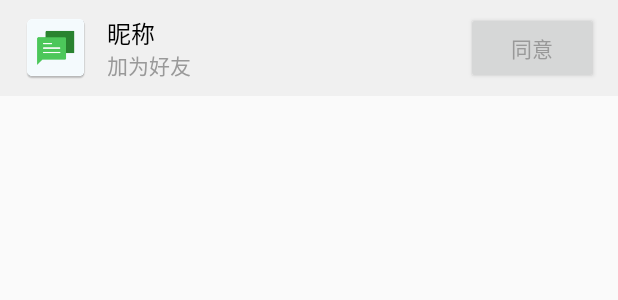
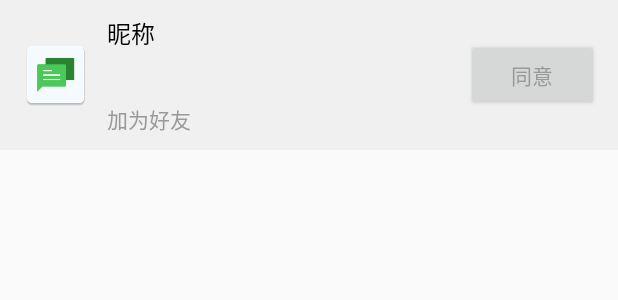
Before and after one commit to mottc/Chat, an Android app: the layout item_invite_msg.xml on its own in the app's theme, with its tools: preview values and no code run, on a phone screen of 412 x 824 dp. Shown: the top 300 px of the screen. Run offline under Robolectric (Android 15) with nearby library versions, the phone set to English and light mode, and no system bars.

```diff
--- a/app/src/main/res/layout/activity_splash.xml
+++ b/app/src/main/res/layout/activity_splash.xml
@@ -7,13 +7,10 @@
     tools:context="com.mottc.chat.Activity.SplashActivity">
     <!--TODO:更改开屏页背景图-->
 
-
-
     <ImageView
         android:id="@+id/splash_image"
         android:layout_width="match_parent"
         android:layout_height="match_parent"
-        android:src="@mipmap/splash"
         />
 
     <ImageView
--- a/app/src/main/res/layout/item_invite_msg.xml
+++ b/app/src/main/res/layout/item_invite_msg.xml
@@ -1,7 +1,7 @@
 <?xml version="1.0" encoding="utf-8"?>
 <RelativeLayout xmlns:android="http://schemas.android.com/apk/res/android"
     android:layout_width="match_parent"
-    android:layout_height="64dp"
+    android:layout_height="100dp"
     android:background="#f0f0f0"
     android:orientation="vertical" >
 
```
Also changed, not shown: app/src/main/java/com/mottc/chat/Activity/SplashActivity.java (+9 -1 lines), app/src/main/res/mipmap-mdpi/splash.png (deleted).
